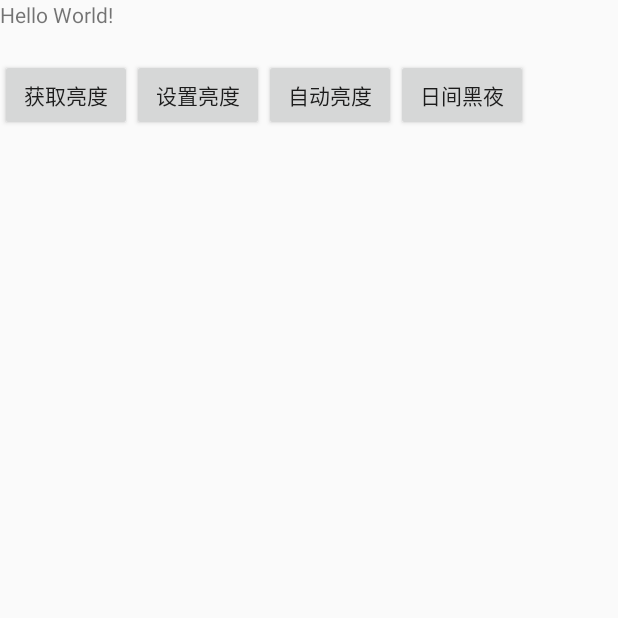
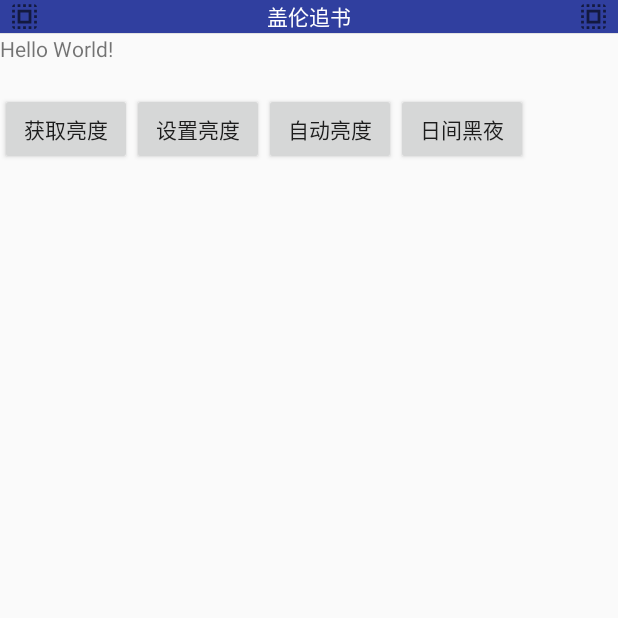
Before and after one commit to YueZp/GarenBooker, an Android app: the screen it shows after launch (MainActivity), on a phone screen of 412 x 824 dp, the top half of it. Run offline under Robolectric (Android 15) with nearby library versions, the phone set to English and light mode, and no system bars; our stand-ins replace ButterKnife.

Commit message:
尝试设置baseTitleActivity 使用DrawerLayout

```diff
--- a/app/src/main/AndroidManifest.xml
+++ b/app/src/main/AndroidManifest.xml
@@ -18,7 +18,7 @@
         android:icon="@mipmap/ic_launcher"
         android:label="@string/app_name"
         android:supportsRtl="true"
-        android:theme="@style/AppTheme">
+        android:theme="@style/XTheme">
         <activity
             android:name=".ui.activity.MainActivity"
             android:configChanges="screenSize|screenLayout|orientation">
--- /dev/null
+++ b/app/src/main/java/org/yuezp/garenbooker/GarenApplication.java
@@ -0,0 +1,11 @@
+package org.yuezp.garenbooker;
+
+import android.app.Application;
+
+/**
+ * Created by pangzhen on 16/11/23.
+ */
+
+public class GarenApplication extends Application {
+
+}
--- a/app/src/main/java/org/yuezp/garenbooker/base/BaseActivity.java
+++ b/app/src/main/java/org/yuezp/garenbooker/base/BaseActivity.java
@@ -3,8 +3,7 @@ package org.yuezp.garenbooker.base;
 import android.content.Context;
 import android.os.Bundle;
 import android.support.v7.app.AppCompatActivity;
-import android.view.Window;
-
+import android.view.LayoutInflater;
 import org.yuezp.garenbooker.utils.LogInfo;
 
 import butterknife.ButterKnife;
@@ -14,18 +13,20 @@ import butterknife.ButterKnife;
  */
 public abstract class BaseActivity extends AppCompatActivity {
 
-    private static final String TAG = BaseActivity.class.getSimpleName();
+    protected String TAG = BaseActivity.class.getSimpleName();
     protected Context mContext;
     protected boolean isFullScreen;
+    protected LayoutInflater mInflater;
+
+
 
     @Override
     protected void onCreate(Bundle savedInstanceState) {
         super.onCreate(savedInstanceState);
-        requestWindowFeature(Window.FEATURE_NO_TITLE);
-        setContentView(getLayoutID());
         mContext = this;
+        mInflater = LayoutInflater.from(this);
 //        StatusBarCompat.compat(this, 0); 采取styles 主题方案设置 暂时不采用。
-        ButterKnife.bind(this);
+
 
 
         LogInfo.log(TAG, "onCreate");
@@ -40,6 +41,7 @@ public abstract class BaseActivity extends AppCompatActivity {
     @Override
     protected void onStart() {
         super.onStart();
+        ButterKnife.bind(this);
         LogInfo.log(TAG, "onStart");
     }
 
@@ -67,12 +69,7 @@ public abstract class BaseActivity extends AppCompatActivity {
         LogInfo.log(TAG, "onDestroy");
     }
 
-    /**
-     * 设置ContentView
-     *
-     * @return
-     */
-    protected abstract int getLayoutID();
+
 
 
 }
--- /dev/null
+++ b/app/src/main/java/org/yuezp/garenbooker/base/GarenTitleBaseActivity.java
@@ -0,0 +1,90 @@
+package org.yuezp.garenbooker.base;
+
+import android.os.Bundle;
+import android.view.View;
+import android.view.ViewGroup;
+import android.view.Window;
+import android.widget.ImageView;
+import android.widget.LinearLayout;
+import android.widget.TextView;
+
+import org.yuezp.garenbooker.R;
+
+/**
+ * Created by pangzhen on 16/11/30.
+ */
+
+public abstract class GarenTitleBaseActivity extends BaseActivity {
+
+    protected View mTitleView;
+    protected ImageView mImgLeft;
+    protected TextView mTitleMid;
+    protected ImageView mImgRight;
+
+    @Override
+    protected void onCreate(Bundle savedInstanceState) {
+        requestWindowFeature(Window.FEATURE_NO_TITLE);
+        super.onCreate(savedInstanceState);
+    }
+
+    @Override
+    public void setContentView(int layoutResID) {
+        View view = mInflater.inflate(layoutResID, null);
+        setTitleStyle(true, view, null);
+    }
+
+    protected void setContentView(int layoutResID, boolean showTitle) {
+        View view = mInflater.inflate(layoutResID, null);
+        setTitleStyle(showTitle, view, null);
+    }
+    private void setRootView(View view) {
+        super.setContentView(view);
+    }
+
+
+    private void setTitleStyle(boolean showTitle, View content, ViewGroup.LayoutParams params) {
+        LinearLayout rootLayout = new LinearLayout(this.getApplicationContext());
+        rootLayout.setLayoutParams(new ViewGroup.LayoutParams(ViewGroup.LayoutParams.MATCH_PARENT, ViewGroup.LayoutParams.MATCH_PARENT));
+        rootLayout.setOrientation(LinearLayout.VERTICAL);
+
+        if (showTitle) {
+            mTitleView = mInflater.inflate(R.layout.layout_base_title, null);
+
+
+            rootLayout.addView(mTitleView, new ViewGroup.LayoutParams(ViewGroup.LayoutParams.MATCH_PARENT, ViewGroup.LayoutParams.WRAP_CONTENT));
+
+            mImgLeft = (ImageView) mTitleView.findViewById(R.id.iv_title_left);
+            mTitleMid = (TextView) mTitleView.findViewById(R.id.tv_title_mid);
+            mImgRight = (ImageView) mTitleView.findViewById(R.id.iv_title_right);
+
+            mTitleView.setVisibility(View.VISIBLE);
+
+        }
+        rootLayout.addView(content, new ViewGroup.LayoutParams(ViewGroup.LayoutParams.MATCH_PARENT, ViewGroup.LayoutParams.MATCH_PARENT));
+        setRootView(rootLayout);
+
+
+        initView();
+        initData();
+
+    }
+
+    @Override
+    public void finish() {
+        super.finish();
+        onFinish();
+    }
+
+    /**
+     * 初始view数据, 做setText, setAdapter 事情
+     */
+    protected abstract void initView();
+
+    /**
+     * 初始view数据, 做setText, setAdapter 事情
+     */
+    protected abstract void initData();
+
+    protected abstract void onFinish();
+
+}
--- a/app/src/main/java/org/yuezp/garenbooker/ui/activity/MainActivity.java
+++ b/app/src/main/java/org/yuezp/garenbooker/ui/activity/MainActivity.java
@@ -6,25 +6,39 @@ import android.support.v7.app.AppCompatDelegate;
 import android.view.View;
 
 import org.yuezp.garenbooker.R;
-import org.yuezp.garenbooker.base.BaseActivity;
+import org.yuezp.garenbooker.base.GarenTitleBaseActivity;
 import org.yuezp.garenbooker.utils.UIsUtils;
 
 import butterknife.OnClick;
 
-public class MainActivity extends BaseActivity {
+public class MainActivity extends GarenTitleBaseActivity {
 
     private int systemBrightness;
+
 
     @Override
     protected void onCreate(Bundle savedInstanceState) {
         super.onCreate(savedInstanceState);
+        setContentView(R.layout.activity_main);
+        TAG = MainActivity.class.getSimpleName();
+    }
+
+    @Override
+    protected void initView() {
+
 
     }
 
     @Override
-    protected int getLayoutID() {
-        return R.layout.activity_main;
+    protected void initData() {
+
     }
+
+    @Override
+    protected void onFinish() {
+
+    }
+
 
     @Override
     protected void onResume() {
--- a/app/src/main/res/layout/activity_main.xml
+++ b/app/src/main/res/layout/activity_main.xml
@@ -1,54 +1,19 @@
 <?xml version="1.0" encoding="utf-8"?>
-<RelativeLayout xmlns:android="http://schemas.android.com/apk/res/android"
+<android.support.v4.widget.DrawerLayout xmlns:android="http://schemas.android.com/apk/res/android"
     xmlns:tools="http://schemas.android.com/tools"
     android:layout_width="match_parent"
     android:layout_height="match_parent"
-    android:fitsSystemWindows="true"
-    android:paddingBottom="@dimen/activity_vertical_margin"
-    android:paddingLeft="@dimen/activity_horizontal_margin"
-    android:paddingRight="@dimen/activity_horizontal_margin"
-    android:paddingTop="@dimen/activity_vertical_margin"
     tools:context=".ui.activity.MainActivity">
 
-    <TextView
-        android:id="@+id/id_textclick"
-        android:layout_width="wrap_content"
-        android:layout_height="wrap_content"
-        android:onClick="textclick"
-        android:text="Hello World!" />
 
-    <Button
-        android:id="@+id/id_getbright"
-        android:layout_width="wrap_content"
-        android:layout_height="wrap_content"
-        android:layout_below="@+id/id_textclick"
-        android:layout_marginTop="20dp"
-        android:text="获取亮度" />
+    <include
+        layout="@layout/layout_drawer_main_content"
+        android:layout_width="match_parent"
+        android:layout_height="match_parent" />
 
-    <Button
-        android:id="@+id/id_setbright"
-        android:layout_width="wrap_content"
-        android:layout_height="wrap_content"
-        android:layout_below="@+id/id_textclick"
-        android:layout_marginTop="20dp"
-        android:layout_toRightOf="@id/id_getbright"
-        android:text="设置亮度" />
-
-    <Button
-        android:id="@+id/id_aotu_bright"
-        android:layout_width="wrap_content"
-        android:layout_height="wrap_content"
-        android:layout_below="@+id/id_textclick"
-        android:layout_marginTop="20dp"
-        android:layout_toRightOf="@id/id_setbright"
-        android:text="自动亮度" />
-
-    <Button
-        android:id="@+id/id_day_night"
-        android:layout_width="wrap_content"
-        android:layout_height="wrap_content"
-        android:layout_below="@+id/id_textclick"
-        android:layout_marginTop="20dp"
-        android:layout_toRightOf="@id/id_aotu_bright"
-        android:text="日间黑夜" />
-</RelativeLayout>
+    <include
+        layout="@layout/layout_drawer_main_menu"
+        android:layout_width="250dp"
+        android:layout_height="match_parent"
+        android:layout_gravity="start" />
+</android.support.v4.widget.DrawerLayout>
--- /dev/null
+++ b/app/src/main/res/layout/layout_base_title.xml
@@ -0,0 +1,49 @@
+<?xml version="1.0" encoding="utf-8"?>
+<LinearLayout xmlns:android="http://schemas.android.com/apk/res/android"
+    android:layout_width="match_parent"
+    android:fitsSystemWindows="true"
+    android:layout_height="wrap_content"
+    android:orientation="vertical">
+
+    <RelativeLayout
+        android:layout_width="match_parent"
+        android:layout_height="wrap_content"
+        android:background="@color/colorPrimaryDark">
+        <ImageView
+            android:id="@+id/iv_title_left"
+            android:layout_width="22dp"
+            android:layout_height="22dp"
+            android:layout_centerVertical="true"
+            android:layout_alignParentLeft="true"
+            android:background="?attr/actionModeSelectAllDrawable"
+            android:scaleType="fitCenter"
+            android:layout_marginLeft="@dimen/dimens_5dp"/>
+
+        <TextView
+            android:id="@+id/tv_title_mid"
+            android:gravity="center"
+            android:layout_width="wrap_content"
+            android:layout_height="22dp"
+            android:layout_centerInParent="true"
+            android:text="@string/app_name"
+            android:textColor="@color/cor_ffffff"
+            android:textSize="14sp"
+            />
+        <ImageView
+            android:id="@+id/iv_title_right"
+            android:layout_width="22dp"
+            android:layout_height="22dp"
+            android:layout_centerVertical="true"
+            android:layout_alignParentRight="true"
+            android:background="?attr/actionModeSelectAllDrawable"
+            android:scaleType="fitCenter"
+            android:layout_marginRight="@dimen/dimens_5dp"/>
+    </RelativeLayout>
+
+    <View
+        android:id="@+id/title_split"
+        android:layout_width="match_parent"
+        android:layout_height="1px"
+        android:background="#e2e2e2" />
+
+</LinearLayout>
--- /dev/null
+++ b/app/src/main/res/layout/layout_drawer_main_content.xml
@@ -0,0 +1,48 @@
+<?xml version="1.0" encoding="utf-8"?>
+<RelativeLayout xmlns:android="http://schemas.android.com/apk/res/android"
+    android:orientation="vertical" android:layout_width="match_parent"
+    android:layout_height="match_parent">
+
+    <TextView
+        android:id="@+id/id_textclick"
+        android:layout_width="wrap_content"
+        android:layout_height="wrap_content"
+        android:onClick="textclick"
+        android:text="Hello World!" />
+
+    <Button
+        android:id="@+id/id_getbright"
+        android:layout_width="wrap_content"
+        android:layout_height="wrap_content"
+        android:layout_below="@+id/id_textclick"
+        android:layout_marginTop="20dp"
+        android:text="获取亮度" />
+
+    <Button
+        android:id="@+id/id_setbright"
+        android:layout_width="wrap_content"
+        android:layout_height="wrap_content"
+        android:layout_below="@+id/id_textclick"
+        android:layout_marginTop="20dp"
+        android:layout_toRightOf="@id/id_getbright"
+        android:text="设置亮度" />
+
+    <Button
+        android:id="@+id/id_aotu_bright"
+        android:layout_width="wrap_content"
+        android:layout_height="wrap_content"
+        android:layout_below="@+id/id_textclick"
+        android:layout_marginTop="20dp"
+        android:layout_toRightOf="@id/id_setbright"
+        android:text="自动亮度" />
+
+    <Button
+        android:id="@+id/id_day_night"
+        android:layout_width="wrap_content"
+        android:layout_height="wrap_content"
+        android:layout_below="@+id/id_textclick"
+        android:layout_marginTop="20dp"
+        android:layout_toRightOf="@id/id_aotu_bright"
+        android:text="日间黑夜" />
+
+</RelativeLayout>
--- /dev/null
+++ b/app/src/main/res/layout/layout_drawer_main_menu.xml
@@ -0,0 +1,7 @@
+<?xml version="1.0" encoding="utf-8"?>
+<LinearLayout xmlns:android="http://schemas.android.com/apk/res/android"
+    android:orientation="vertical" android:layout_width="match_parent"
+    android:layout_height="match_parent"
+    android:background="@color/cor_ff0000">
+
+</LinearLayout>
--- a/app/src/main/res/values/colors.xml
+++ b/app/src/main/res/values/colors.xml
@@ -7,4 +7,8 @@
     <!--控件的选中颜色，即checked或selected状态的颜色。-->
     <color name="colorAccent">#3F51B5</color>
 
+
+    <color name="cor_ffffff">#ffffff</color>
+    <color name="cor_ff0000">#ff0000</color>
+
 </resources>
--- a/app/src/main/res/values/dimens.xml
+++ b/app/src/main/res/values/dimens.xml
@@ -2,4 +2,31 @@
     <!-- Default screen margins, per the Android Design guidelines. -->
     <dimen name="activity_horizontal_margin">16dp</dimen>
     <dimen name="activity_vertical_margin">16dp</dimen>
+
+
+    <dimen name="dimens_0dp">0dp</dimen>
+    <dimen name="dimens_1dp">1dp</dimen>
+    <dimen name="dimens_2dp">2dp</dimen>
+    <dimen name="dimens_3dp">3dp</dimen>
+    <dimen name="dimens_4dp">4dp</dimen>
+    <dimen name="dimens_5dp">5dp</dimen>
+    <dimen name="dimens_6dp">6dp</dimen>
+    <dimen name="dimens_7dp">7dp</dimen>
+    <dimen name="dimens_8dp">8dp</dimen>
+    <dimen name="dimens_9dp">9dp</dimen>
+    <dimen name="dimens_10dp">10dp</dimen>
+    <dimen name="dimens_11dp">11dp</dimen>
+    <dimen name="dimens_12dp">12dp</dimen>
+    <dimen name="dimens_13dp">13dp</dimen>
+    <dimen name="dimens_14dp">14dp</dimen>
+    <dimen name="dimens_15dp">15dp</dimen>
+    <dimen name="dimens_16dp">16dp</dimen>
+
+
+
+
+    <dimen name="dimens_40dp">40dp</dimen>
+
+    <dimen name="dimens_47dp">47dp</dimen>
+    <dimen name="dimens_60dp">60dp</dimen>
 </resources>
--- a/app/src/main/res/values/styles.xml
+++ b/app/src/main/res/values/styles.xml
@@ -8,5 +8,14 @@
         <item name="colorAccent">@color/colorAccent</item>
     </style>
 
+    <style name="XTheme" parent="Theme.AppCompat.DayNight.NoActionBar">
+        <item name="android:windowTitleSize">@dimen/dimens_60dp</item>
+        <item name="android:windowTitleBackgroundStyle">@null</item>
+        <item name="android:windowContentOverlay">@null</item>
+        <item name="colorPrimary">@color/colorPrimary</item>
+        <item name="colorPrimaryDark">@color/colorPrimaryDark</item>
+        <item name="colorAccent">@color/colorAccent</item>
+    </style>
+
 
 </resources>
```
Also changed, not shown: app/build.gradle (+11 -1 lines), 1 other file.
